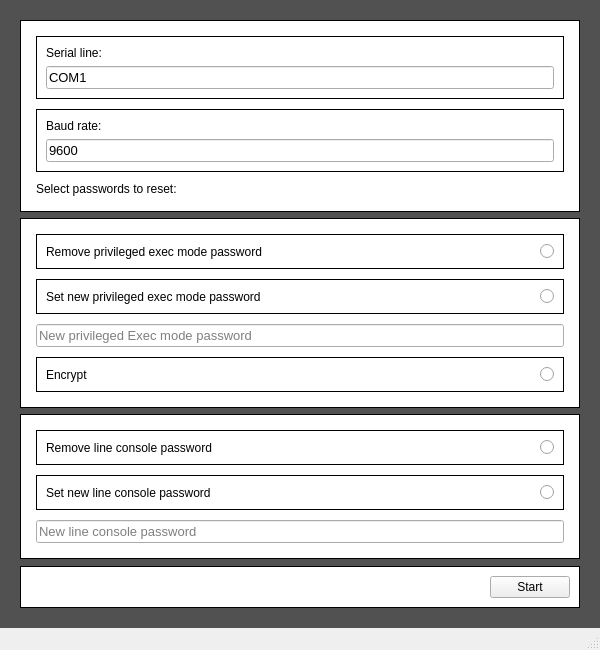
Qt form UI/main_window.ui (N4MER/password_resetter) before a commit.
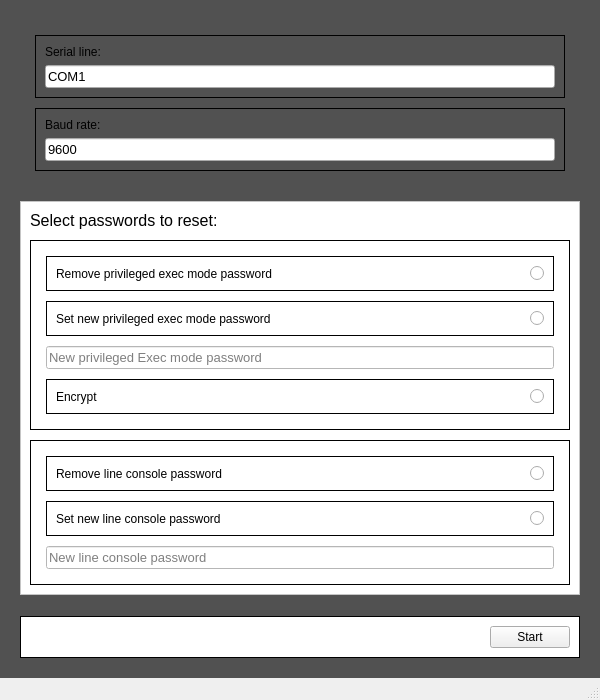
The same form after that commit.

```diff
--- a/UI/main_window.ui
+++ b/UI/main_window.ui
@@ -7,7 +7,7 @@
     <x>0</x>
     <y>0</y>
     <width>600</width>
-    <height>650</height>
+    <height>700</height>
    </rect>
   </property>
   <property name="font">
@@ -24,7 +24,10 @@
 	background:rgb(81, 81, 81);
 }</string>
    </property>
-   <layout class="QVBoxLayout" name="verticalLayout" stretch="0,0,0,0,0">
+   <layout class="QVBoxLayout" name="verticalLayout" stretch="0,0,0,0">
+    <property name="spacing">
+     <number>15</number>
+    </property>
     <property name="leftMargin">
      <number>20</number>
     </property>
@@ -38,14 +41,14 @@
      <number>20</number>
     </property>
     <item>
-     <widget class="QFrame" name="port_selection_frame">
+     <widget class="QFrame" name="configuration_frame">
       <property name="styleSheet">
        <string notr="true">#port_selection_frame {
 	border: 1px solid black;
 	background: white;
 }</string>
       </property>
-      <layout class="QVBoxLayout" name="verticalLayout_4" stretch="0,0,0">
+      <layout class="QVBoxLayout" name="verticalLayout_4" stretch="0,0">
        <property name="spacing">
         <number>10</number>
        </property>
@@ -145,6 +148,24 @@
          </layout>
         </widget>
        </item>
+      </layout>
+     </widget>
+    </item>
+    <item>
+     <widget class="QFrame" name="password_reset_frame">
+      <property name="styleSheet">
+       <string notr="true">background:white</string>
+      </property>
+      <property name="frameShape">
+       <enum>QFrame::StyledPanel</enum>
+      </property>
+      <property name="frameShadow">
+       <enum>QFrame::Raised</enum>
+      </property>
+      <layout class="QVBoxLayout" name="verticalLayout_7">
+       <property name="spacing">
+        <number>10</number>
+       </property>
        <item>
         <widget class="QLabel" name="label_3">
          <property name="sizePolicy">
@@ -153,6 +174,11 @@
            <verstretch>0</verstretch>
           </sizepolicy>
          </property>
+         <property name="font">
+          <font>
+           <pointsize>12</pointsize>
+          </font>
+         </property>
          <property name="styleSheet">
           <string notr="true"/>
          </property>
@@ -161,9 +187,6 @@
          </property>
         </widget>
        </item>
-      </layout>
-     </widget>
-    </item>
     <item>
      <widget class="QFrame" name="privileged_exec_mode_frame">
       <property name="styleSheet">
@@ -414,6 +437,9 @@
          <property name="placeholderText">
           <string>New line console password</string>
          </property>
+           </widget>
+          </item>
+         </layout>
         </widget>
        </item>
       </layout>
```
Lines whose indentation alone changed are shown as unchanged.
